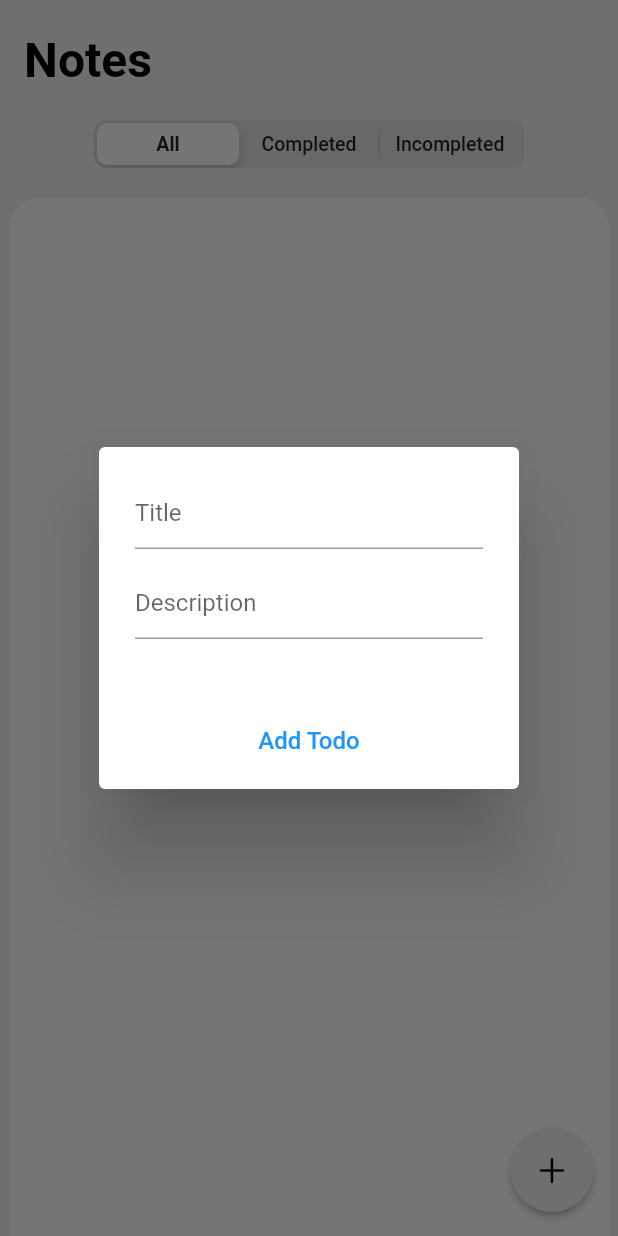
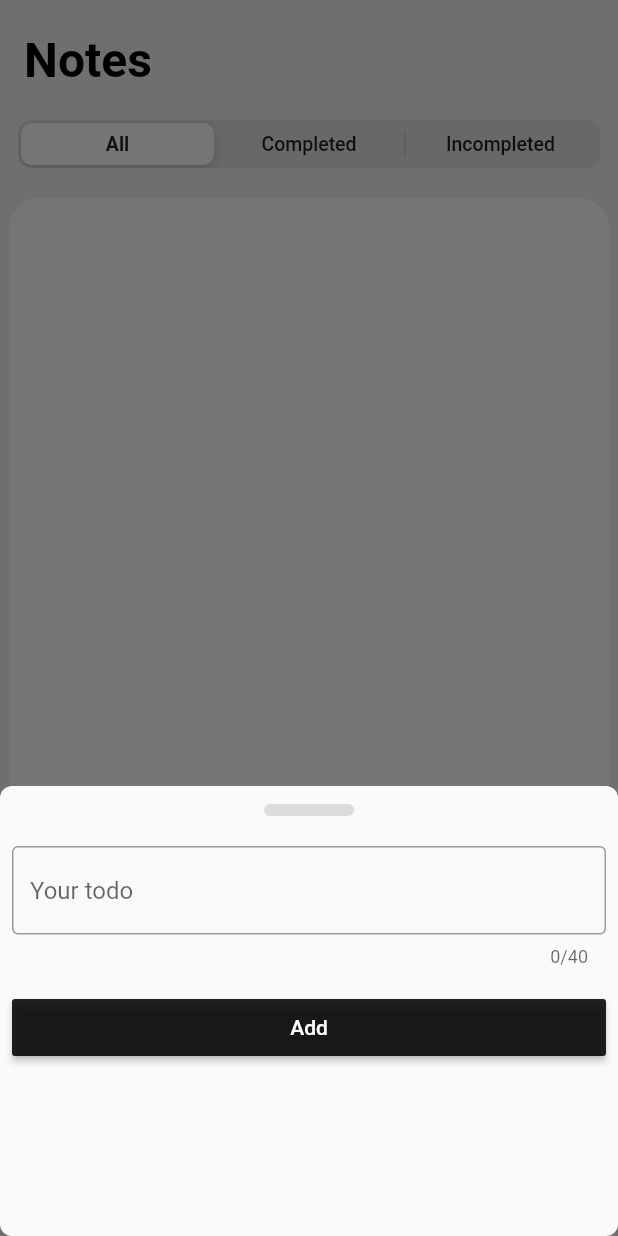
Before and after one commit to joenaine/todo_hive, a Flutter app: the screen it shows after launch, after a tap on an icon or button, on a phone screen of 412 x 824 dp. Run offline on Flutter 3.47's test engine with Material 2 defaults, Android fonts, the phone set to English and light mode, and no system bars; our stand-ins replace hive, hive_flutter; accounts and stored records are empty; generated files the repository leaves out were written again.

Commit message:
fixes in home screen

```diff
--- a/lib/home.dart
+++ b/lib/home.dart
@@ -24,6 +24,8 @@ class _HomeState extends State<Home> {
   ];
   int _sliding = 0;
 
+  bool isCompleted = false;
+
   TodoFilter filter = TodoFilter.ALL;
 
   @override
@@ -32,8 +34,11 @@ class _HomeState extends State<Home> {
     todoBox = Hive.box<TodoModel>(todoBoxName);
   }
 
+  final _formKey = GlobalKey<FormState>();
+
   final TextEditingController titleController = TextEditingController();
   final TextEditingController detailController = TextEditingController();
+
   /// @2handaulet
   @override
   Widget build(BuildContext context) {
@@ -51,51 +56,117 @@ class _HomeState extends State<Home> {
         backgroundColor: Colors.transparent,
         elevation: 0,
         toolbarHeight: 80,
-
       ),
       floatingActionButton: FloatingActionButton(
         backgroundColor: Color(0xFFf2f1f6),
         onPressed: () {
-          showDialog(
+          showModalBottomSheet(
             context: context,
+            shape:
+                RoundedRectangleBorder(borderRadius: BorderRadius.circular(8)),
             builder: (context) {
-              return AlertDialog(
-                content: Container(
-                  height: 120,
+              return Padding(
+                padding: EdgeInsets.only(
+                    bottom: MediaQuery.of(context).viewInsets.bottom),
+                child: Form(
+                  key: _formKey,
+                  child: Container(
+                    height: 300,
                     child: Column(
                       children: [
-                      TextField(
-                        controller: titleController,
-                        decoration: InputDecoration(hintText: 'Title'),
-                      ),
-                      SizedBox(height: 12),
-                      TextField(
-                        controller: detailController,
-                        decoration: InputDecoration(hintText: 'Description'),
-                      ),
-                    ],
+                        Center(
+                          child: Container(
+                            margin: EdgeInsets.symmetric(vertical: 12),
+                            height: 8,
+                            width: 60,
+                            decoration: BoxDecoration(
+                                borderRadius: BorderRadius.circular(12),
+                                color: Colors.black12),
                           ),
                         ),
-                actions: [
-                  Center(
-                    child: TextButton(
+                        Padding(
+                          padding: const EdgeInsets.all(8.0),
+                          child: TextFormField(
+                            maxLength: 40,
+                            controller: titleController,
+                            validator: (value) => value.isEmpty
+                                ? 'Field should not be empty'
+                                : null,
+                            decoration: InputDecoration(
+                                border: OutlineInputBorder(),
+                                hintText: 'Your todo',
+                                focusedBorder: OutlineInputBorder(
+                                    borderSide:
+                                        BorderSide(color: Colors.black))),
+                          ),
+                        ),
+                        Padding(
+                          padding: const EdgeInsets.all(8.0),
+                          child: MaterialButton(
+                            height: 38,
+                            minWidth: double.maxFinite,
+                            color: Colors.black87,
                             onPressed: () {
                               final String title = titleController.text;
                               final String detail = detailController.text;
 
                               TodoModel todo = TodoModel(
-                            title: title, detail: detail, isCompleted: false);
+                                  title: title,
+                                  detail: detail,
+                                  isCompleted: false);
                               todoBox.add(todo);
 
                               Navigator.pop(context);
                             },
-                      child: Text('Add Todo', style: TextStyle(fontSize: 16),),
+                            child: Text(
+                              'Add',
+                              style: TextStyle(color: Colors.white),
+                            ),
                           ),
                         )
                       ],
+                    ),
+                  ),
+                ),
               );
             },
           );
+          // showDialog(
+          //   context: context,
+          //   builder: (context) {
+          //     return AlertDialog(
+          //       content: Container(
+          //         height: 120,
+          //         child: Column(
+          //           children: [
+          //             TextField(
+          //               controller: titleController,
+          //               decoration: InputDecoration(hintText: 'Title'),
+          //             ),
+          //             SizedBox(height: 12),
+          //             TextField(
+          //               controller: detailController,
+          //               decoration: InputDecoration(hintText: 'Description'),
+          //             ),
+          //           ],
+          //         ),
+          //       ),
+          //       actions: [
+          //         Center(
+          //           child: TextButton(
+          //             onPressed: () {
+          //
+          //             },
+          //             child: Text(
+          //               'Add Todo',
+          //               style: TextStyle(fontSize: 16),
+          //             ),
+          //           ),
+          //         )
+          //       ],
+          //     );
+          //   },
+          // );
           titleController.clear();
           detailController.clear();
         },
@@ -105,10 +176,12 @@ class _HomeState extends State<Home> {
           color: Colors.black,
         ),
       ),
-      body: SingleChildScrollView(
-        child: Column(
-          children: [
-            CupertinoSlidingSegmentedControl(
+      body: CustomScrollView(
+        slivers: [
+          SliverToBoxAdapter(
+            child: Padding(
+              padding: const EdgeInsets.symmetric(horizontal: 12.0),
+              child: CupertinoSlidingSegmentedControl(
                 children: {
                   0: Text('All'),
                   1: Text('Completed'),
@@ -134,8 +207,11 @@ class _HomeState extends State<Home> {
                   });
                 },
               ),
-            SizedBox(height: 20),
-            Center(
+            ),
+          ),
+          SliverToBoxAdapter(child: SizedBox(height: 20)),
+          SliverFillRemaining(
+            child: Center(
               child: Container(
                 height: MediaQuery.of(context).size.height,
                 width: MediaQuery.of(context).size.width / 1.03,
@@ -169,37 +245,57 @@ class _HomeState extends State<Home> {
                         final int key = keys[index];
                         final TodoModel todo = todos.get(key);
 
-                        return ListTile(
-                          title: Text(todo.title),
-                          subtitle: Text(todo.detail),
-                          leading: IconButton(
-                              onPressed: () {
+                        return Column(
+                          children: [
+                            ListTile(
+                              onTap: () {
                                 setState(() {
+                                  isCompleted = !isCompleted;
                                   TodoModel mTodo = TodoModel(
                                       title: todo.title,
                                       detail: todo.detail,
-                                      isCompleted: true);
+                                      isCompleted: isCompleted);
                                   todoBox.put(key, mTodo);
                                 });
                               },
-                              icon: !todo.isCompleted
-                                  ? Icon(CupertinoIcons.circle)
-                                  : Icon(CupertinoIcons.check_mark_circled)),
-                                  trailing: IconButton(onPressed: (){
+                              title: Text(
+                                todo.title,
+                                style: TextStyle(
+                                  decoration: todo.isCompleted
+                                      ? TextDecoration.lineThrough
+                                      : TextDecoration.none,
+                                ),
+                              ),
+                              leading: !todo.isCompleted
+                                  ? Icon(
+                                      CupertinoIcons.circle,
+                                      size: 32,
+                                    )
+                                  : Icon(
+                                      CupertinoIcons.check_mark_circled,
+                                      size: 32,
+                                    ),
+                              trailing: IconButton(
+                                  onPressed: () {
                                     todoBox.deleteAt(index);
-                                  }, icon: Icon(CupertinoIcons.delete)),
-
+                                  },
+                                  icon: Icon(CupertinoIcons.delete)),
+                            ),
+                            if (index == keys.length - 1) SizedBox(height: 80)
+                          ],
                         );
                       },
-                      separatorBuilder: (_, index) => Divider(height: 2),
+                      separatorBuilder: (_, index) {
+                        return Divider(height: 2);
+                      },
                       itemCount: keys.length,
                     );
                   },
                 ),
               ),
+            ),
           )
         ],
-        ),
       ),
     );
   }
```
Also changed, not shown: pubspec.lock, 13 other files. Lines whose indentation alone changed are shown as unchanged.
